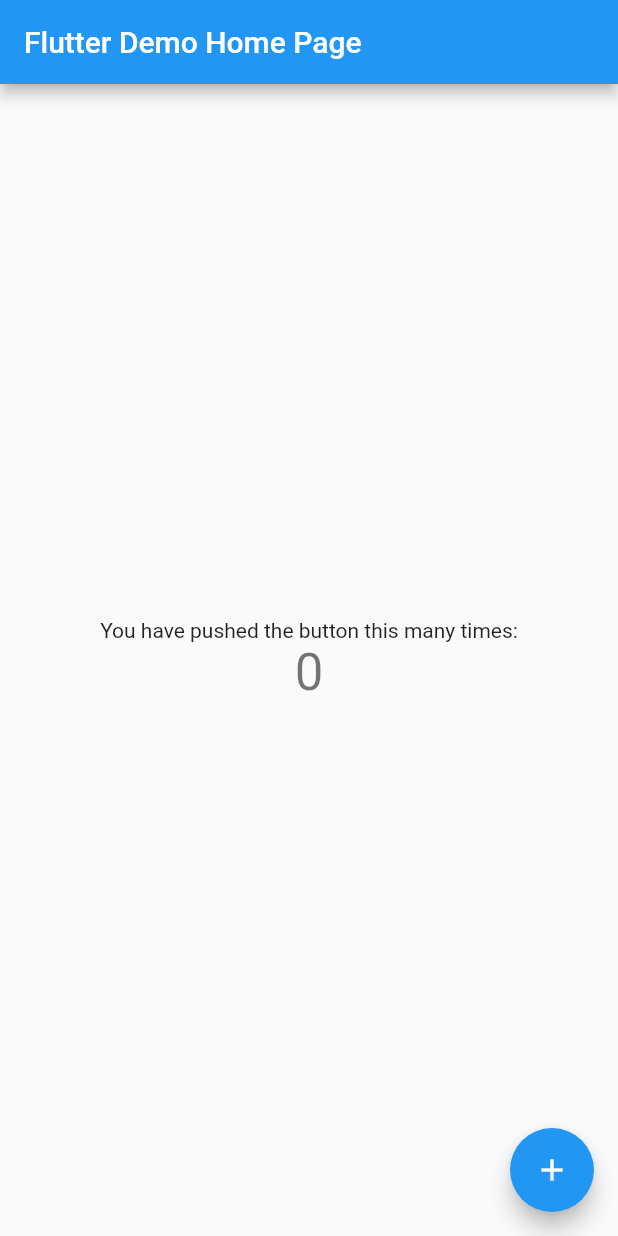
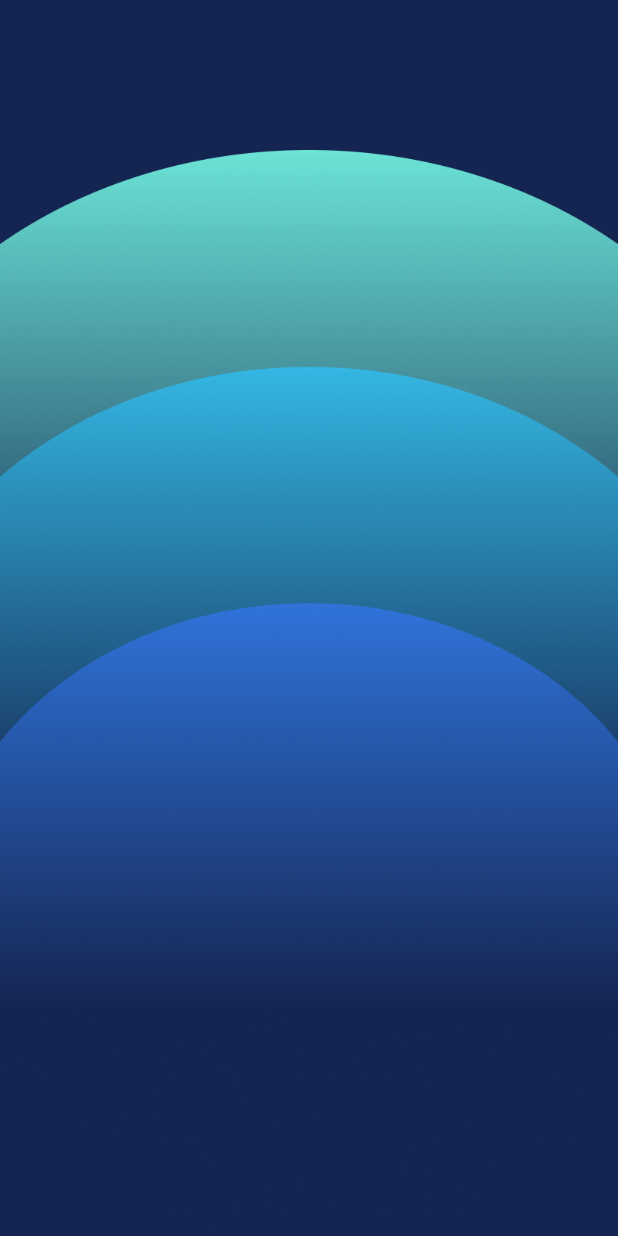
Before and after one commit to Andres-GP/Notastic-App, a Flutter app: the screen it shows after launch, on a phone screen of 412 x 824 dp. Run offline on Flutter 3.47's test engine with Material 2 defaults, Android fonts, the light colour scheme and no system bars.

Commit message:
Architecture for ui implemented, background image added (tested)

```diff
--- a/lib/main.dart
+++ b/lib/main.dart
@@ -1,4 +1,5 @@
 import 'package:flutter/material.dart';
+import 'package:notastic_app/ui/home_screen.dart';
 
 void main() {
   runApp(MyApp());
@@ -22,92 +23,7 @@
         // is not restarted.
         primarySwatch: Colors.blue,
       ),
-      home: MyHomePage(title: 'Flutter Demo Home Page'),
+      home: HomeScreen(),
     );
   }
 }
-
-class MyHomePage extends StatefulWidget {
-  MyHomePage({Key key, this.title}) : super(key: key);
-
-  // This widget is the home page of your application. It is stateful, meaning
-  // that it has a State object (defined below) that contains fields that affect
-  // how it looks.
-
-  // This class is the configuration for the state. It holds the values (in this
-  // case the title) provided by the parent (in this case the App widget) and
-  // used by the build method of the State. Fields in a Widget subclass are
-  // always marked "final".
-
-  final String title;
-
-  @override
-  _MyHomePageState createState() => _MyHomePageState();
-}
-
-class _MyHomePageState extends State<MyHomePage> {
-  int _counter = 0;
-
-  void _incrementCounter() {
-    setState(() {
-      // This call to setState tells the Flutter framework that something has
-      // changed in this State, which causes it to rerun the build method below
-      // so that the display can reflect the updated values. If we changed
-      // _counter without calling setState(), then the build method would not be
-      // called again, and so nothing would appear to happen.
-      _counter++;
-    });
-  }
-
-  @override
-  Widget build(BuildContext context) {
-    // This method is rerun every time setState is called, for instance as done
-    // by the _incrementCounter method above.
-    //
-    // The Flutter framework has been optimized to make rerunning build methods
-    // fast, so that you can just rebuild anything that needs updating rather
-    // than having to individually change instances of widgets.
-    return Scaffold(
-      appBar: AppBar(
-        // Here we take the value from the MyHomePage object that was created by
-        // the App.build method, and use it to set our appbar title.
-        title: Text(widget.title),
-      ),
-      body: Center(
-        // Center is a layout widget. It takes a single child and positions it
-        // in the middle of the parent.
-        child: Column(
-          // Column is also a layout widget. It takes a list of children and
-          // arranges them vertically. By default, it sizes itself to fit its
-          // children horizontally, and tries to be as tall as its parent.
-          //
-          // Invoke "debug painting" (press "p" in the console, choose the
-          // "Toggle Debug Paint" action from the Flutter Inspector in Android
-          // Studio, or the "Toggle Debug Paint" command in Visual Studio Code)
-          // to see the wireframe for each widget.
-          //
-          // Column has various properties to control how it sizes itself and
-          // how it positions its children. Here we use mainAxisAlignment to
-          // center the children vertically; the main axis here is the vertical
-          // axis because Columns are vertical (the cross axis would be
-          // horizontal).
-          mainAxisAlignment: MainAxisAlignment.center,
-          children: <Widget>[
-            Text(
-              'You have pushed the button this many times:',
-            ),
-            Text(
-              '$_counter',
-              style: Theme.of(context).textTheme.headline4,
-            ),
-          ],
-        ),
-      ),
-      floatingActionButton: FloatingActionButton(
-        onPressed: _incrementCounter,
-        tooltip: 'Increment',
-        child: Icon(Icons.add),
-      ), // This trailing comma makes auto-formatting nicer for build methods.
-    );
-  }
-}
--- /dev/null
+++ b/lib/ui/background.dart
@@ -0,0 +1,27 @@
+import 'package:flutter/material.dart';
+import 'package:notastic_app/ui/utils/app_images.dart';
+import 'utils/colors.dart';
+
+
+class Background extends StatefulWidget {
+  @override
+  _BackgroundState createState() => _BackgroundState();
+}
+
+class _BackgroundState extends State<Background> {
+  @override
+  Widget build(BuildContext context) {
+    return Scaffold(
+      backgroundColor: AppColor.backgroundPrimaryColor,
+      body: Container(
+        margin: const EdgeInsets.only(top: 100),
+        decoration: BoxDecoration(
+          image: DecorationImage(
+              fit: BoxFit.fill,
+              image: AssetImage(BackgroundImages.backgroundShapes)
+          ),
+        ),
+      )
+    );
+  }
+}
--- /dev/null
+++ b/lib/ui/home_screen.dart
@@ -0,0 +1,25 @@
+import 'package:flutter/material.dart';
+
+import 'background.dart';
+
+
+class HomeScreen extends StatefulWidget {
+  @override
+  _HomeScreenState createState() => _HomeScreenState();
+}
+
+class _HomeScreenState extends State<HomeScreen> {
+
+  Widget build(BuildContext context) {
+    return Scaffold(
+      body: Container(
+        child: Stack(
+          children: [
+            Background()
+          ],
+        ),
+      ),
+
+    );
+  }
+}
--- /dev/null
+++ b/lib/ui/snake_sample.dart
@@ -0,0 +1 @@
+}
--- /dev/null
+++ b/lib/ui/utils/app_images.dart
@@ -0,0 +1,10 @@
+
+class BackgroundImages {
+  static const String backgroundImagesPath = 'assets/background/';
+
+  static const String backgroundShapes = backgroundImagesPath + 'background_shapes.png';
+}
+
+class AppImages {
+  //
+}
--- /dev/null
+++ b/lib/ui/utils/colors.dart
@@ -0,0 +1,5 @@
+import 'package:flutter/cupertino.dart';
+
+class AppColor {
+  static const Color backgroundPrimaryColor = Color(0xff152551);
+}
--- a/pubspec.yaml
+++ b/pubspec.yaml
@@ -32,6 +32,7 @@
 dev_dependencies:
   flutter_test:
     sdk: flutter
+  flutter_snake_navigationbar: ^0.5.0
 
 # For information on the generic Dart part of this file, see the
 # following page: https://dart.dev/tools/pub/pubspec
@@ -43,6 +44,10 @@
   # included with your application, so that you can use the icons in
   # the material Icons class.
   uses-material-design: true
+
+  assets:
+    - assets/
+    - assets/background/
 
   # To add assets to your application, add an assets section, like this:
   # assets:
```
Also changed, not shown: assets/background/background_shapes.png (added), lib/ui/favorites_screen.dart (added), lib/ui/utils/fonts.dart (added), pubspec.lock.
